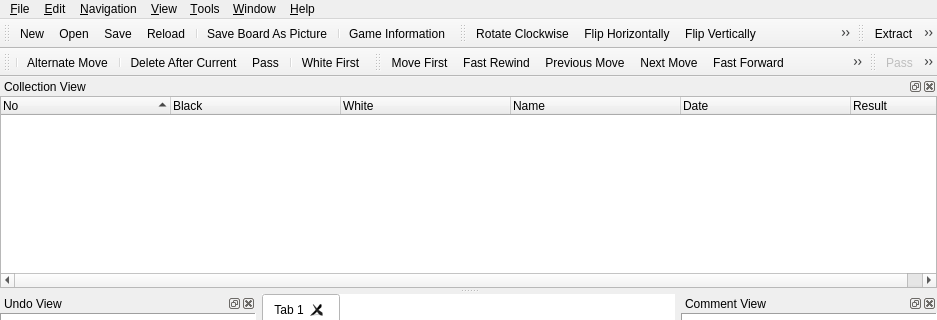
Old version of the form mainwindow.ui in the repository nullx002/mugo; both pictures show x 0 to 937 and y 0 to 320 of the 937 by 585 pixel window.
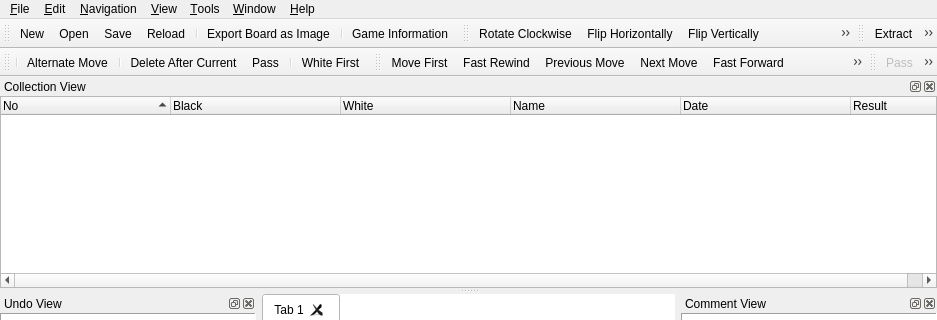
New version of the form. Icons and pictures are not drawn.

Commit message: add:export as image dialog

```diff
--- a/mainwindow.ui
+++ b/mainwindow.ui
@@ -662,7 +662,7 @@
      <normaloff>:/res/saveimage.png</normaloff>:/res/saveimage.png</iconset>
    </property>
    <property name="text">
-    <string>Save &amp;Board As Picture</string>
+    <string>Export &amp;Board as Image</string>
    </property>
   </action>
   <action name="actionCloseTab">
```
Left out of the diff: 112 changed lines with no effect on the pictures. The commit also changes 10 other files.
